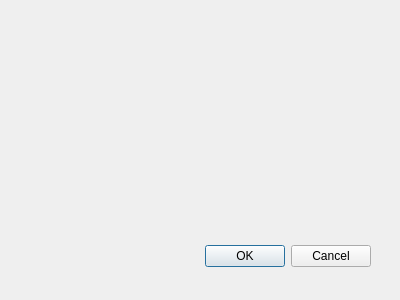
First picture: the form in point_correction_dialog_base.ui, repository dkerrcarta/TC-QPtCorr, before the edit.
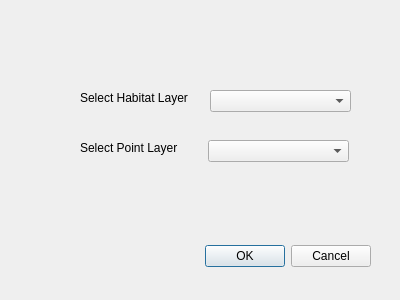
Second picture: the form after the edit.

Patch:
```diff
--- a/point_correction_dialog_base.ui
+++ b/point_correction_dialog_base.ui
@@ -28,6 +28,52 @@
     <set>QDialogButtonBox::Cancel|QDialogButtonBox::Ok</set>
    </property>
   </widget>
+  <widget class="QLabel" name="label">
+   <property name="geometry">
+    <rect>
+     <x>80</x>
+     <y>90</y>
+     <width>111</width>
+     <height>16</height>
+    </rect>
+   </property>
+   <property name="text">
+    <string>Select Habitat Layer</string>
+   </property>
+  </widget>
+  <widget class="QLabel" name="label_2">
+   <property name="geometry">
+    <rect>
+     <x>80</x>
+     <y>140</y>
+     <width>101</width>
+     <height>16</height>
+    </rect>
+   </property>
+   <property name="text">
+    <string>Select Point Layer</string>
+   </property>
+  </widget>
+  <widget class="QComboBox" name="comboBox">
+   <property name="geometry">
+    <rect>
+     <x>210</x>
+     <y>90</y>
+     <width>141</width>
+     <height>22</height>
+    </rect>
+   </property>
+  </widget>
+  <widget class="QComboBox" name="comboBox_2">
+   <property name="geometry">
+    <rect>
+     <x>208</x>
+     <y>140</y>
+     <width>141</width>
+     <height>22</height>
+    </rect>
+   </property>
+  </widget>
  </widget>
  <resources/>
  <connections>
```
Left out of the diff: 41 changed lines with no effect on the pictures.
